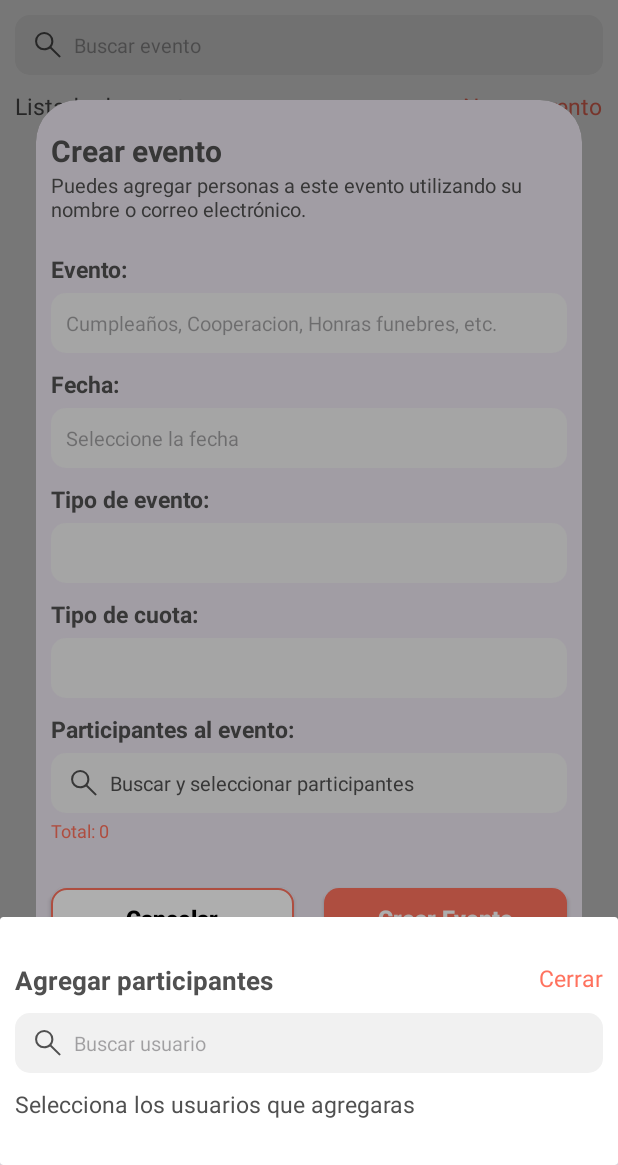
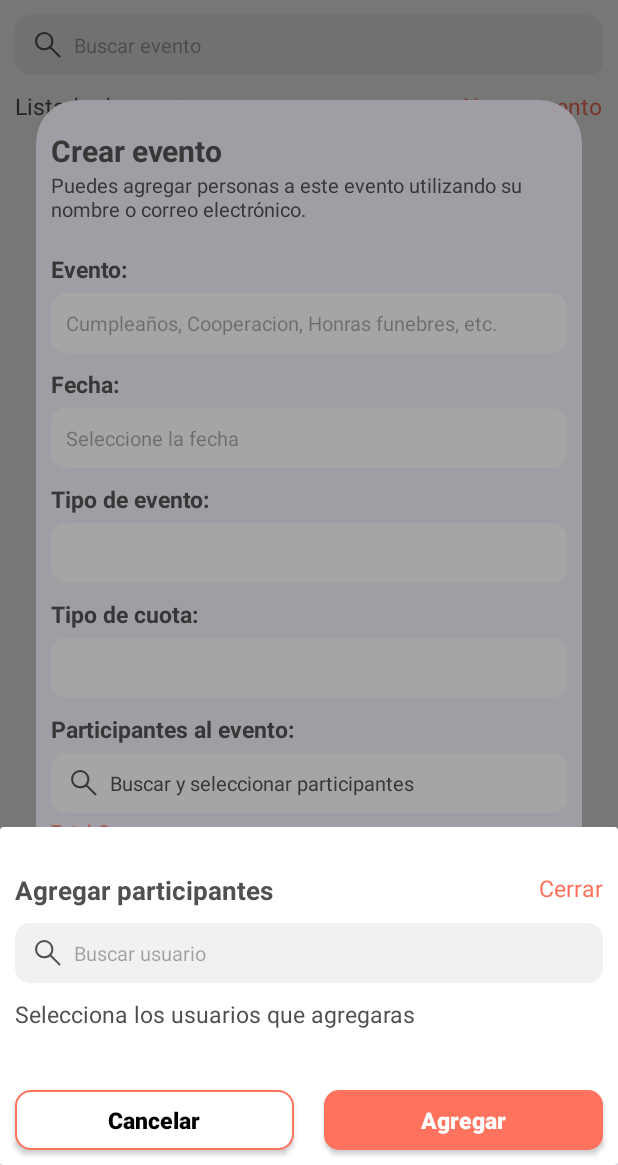
Before and after one commit to jey1322/Gastos-Compartidos, an Android app: the HomeFragment screen opened directly, with no data from a screen before it, after a tap on "Buscar y seleccionar participantes", on a phone screen of 412 x 824 dp, the part 71-1236 px from its top. Run offline under Robolectric (Android 15) with nearby library versions, the phone set to English and light mode, and no system bars; our stand-ins replace Firebase (no records; nobody signed in at launch, a user with empty details on screens opened directly); 3 other taps on this screen came first.

Commit message:
botones en el sheet y validacion en el selectItem

```diff
--- a/GastosCompartidos/app/src/main/java/com/strainteam/gastoscompartidos/adapter/ItemUserAdapter.kt
+++ b/GastosCompartidos/app/src/main/java/com/strainteam/gastoscompartidos/adapter/ItemUserAdapter.kt
@@ -3,6 +3,7 @@ package com.strainteam.gastoscompartidos.adapter
 import android.content.Context
 import android.view.LayoutInflater
 import android.view.ViewGroup
+import android.widget.Toast
 import androidx.recyclerview.widget.RecyclerView
 import com.strainteam.gastoscompartidos.R
 import com.strainteam.gastoscompartidos.databinding.ItemUsersBinding
@@ -17,12 +18,16 @@ class ItemUserAdapter(private val context: Context, private val mUser : MutableL
             binding.tvAvailability.text = if(user.disponible){"Disponible"}else{"No Disponible"}
 
             binding.root.setOnClickListener {
-                if(user.select){
-                    binding.root.setBackgroundResource(R.drawable.edittext)
-                    user.select = false
+                if (user.disponible){
+                    if(user.select){
+                        binding.root.setBackgroundResource(R.drawable.edittext)
+                        user.select = false
+                    }else{
+                        binding.root.setBackgroundResource(R.drawable.button_cancel)
+                        user.select = true
+                    }
                 }else{
-                    binding.root.setBackgroundResource(R.drawable.button_cancel)
-                    user.select = true
+                    Toast.makeText(context,"${user.nombre.split(" ")[0]} No esta disponible para eventos", Toast.LENGTH_SHORT).show()
                 }
             }
         }
--- a/GastosCompartidos/app/src/main/res/layout/sheet_search_user.xml
+++ b/GastosCompartidos/app/src/main/res/layout/sheet_search_user.xml
@@ -5,9 +5,14 @@
     xmlns:app="http://schemas.android.com/apk/res-auto"
     xmlns:tools="http://schemas.android.com/tools">
 
+    <androidx.coordinatorlayout.widget.CoordinatorLayout
+        android:layout_width="match_parent"
+        android:layout_height="wrap_content">
+
         <LinearLayout
             android:layout_width="match_parent"
             android:layout_height="wrap_content"
+            android:layout_marginBottom="60dp"
             android:orientation="vertical">
 
             <androidx.constraintlayout.widget.ConstraintLayout
@@ -110,4 +115,50 @@
 
         </LinearLayout>
 
+        <androidx.constraintlayout.widget.ConstraintLayout
+            android:layout_width="match_parent"
+            android:layout_height="wrap_content"
+            android:id="@+id/clButtons"
+            android:layout_gravity="bottom">
+
+            <androidx.constraintlayout.utils.widget.MotionButton
+                android:layout_width="0dp"
+                android:layout_height="40dp"
+                android:text="Agregar"
+                android:textColor="@color/white"
+                android:textSize="15dp"
+                android:textAllCaps="false"
+                android:textStyle="bold"
+                android:background="@drawable/button"
+                android:id="@+id/btnAdd"
+                app:layout_constraintTop_toTopOf="parent"
+                app:layout_constraintEnd_toEndOf="parent"
+                app:layout_constraintStart_toEndOf="@id/btnCancel"
+                app:layout_constraintBottom_toBottomOf="parent"
+                android:layout_marginVertical="10dp"
+                android:layout_marginHorizontal="10dp"/>
+
+            <androidx.constraintlayout.utils.widget.MotionButton
+                android:layout_width="0dp"
+                android:layout_height="40dp"
+                android:text="Cancelar"
+                android:textColor="@color/whiteInvert"
+                android:textSize="15dp"
+                android:textAllCaps="false"
+                android:textStyle="bold"
+                android:background="@drawable/button_cancel"
+                android:id="@+id/btnCancel"
+                app:layout_constraintTop_toTopOf="parent"
+                app:layout_constraintStart_toStartOf="parent"
+                app:layout_constraintBottom_toBottomOf="parent"
+                app:layout_constraintEnd_toStartOf="@id/btnAdd"
+                android:layout_marginVertical="10dp"
+                android:layout_marginHorizontal="10dp"/>
+
+        </androidx.constraintlayout.widget.ConstraintLayout>
+
+    </androidx.coordinatorlayout.widget.CoordinatorLayout>
+
+
+
 </androidx.cardview.widget.CardView>
```
Lines whose indentation alone changed are shown as unchanged.
